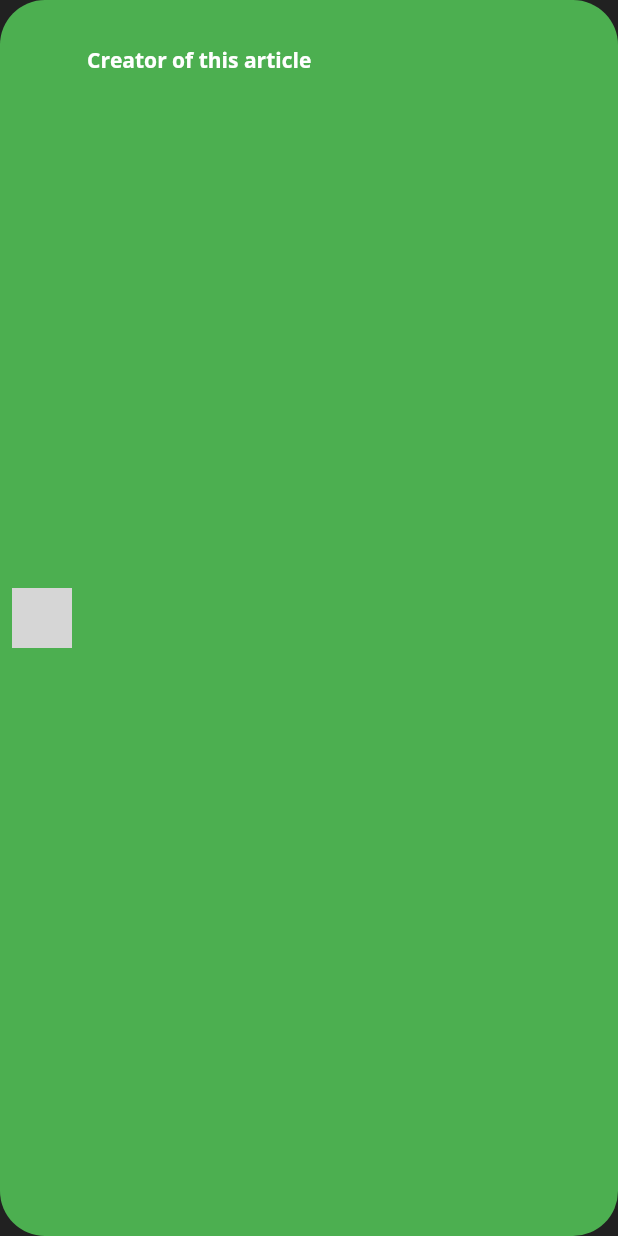
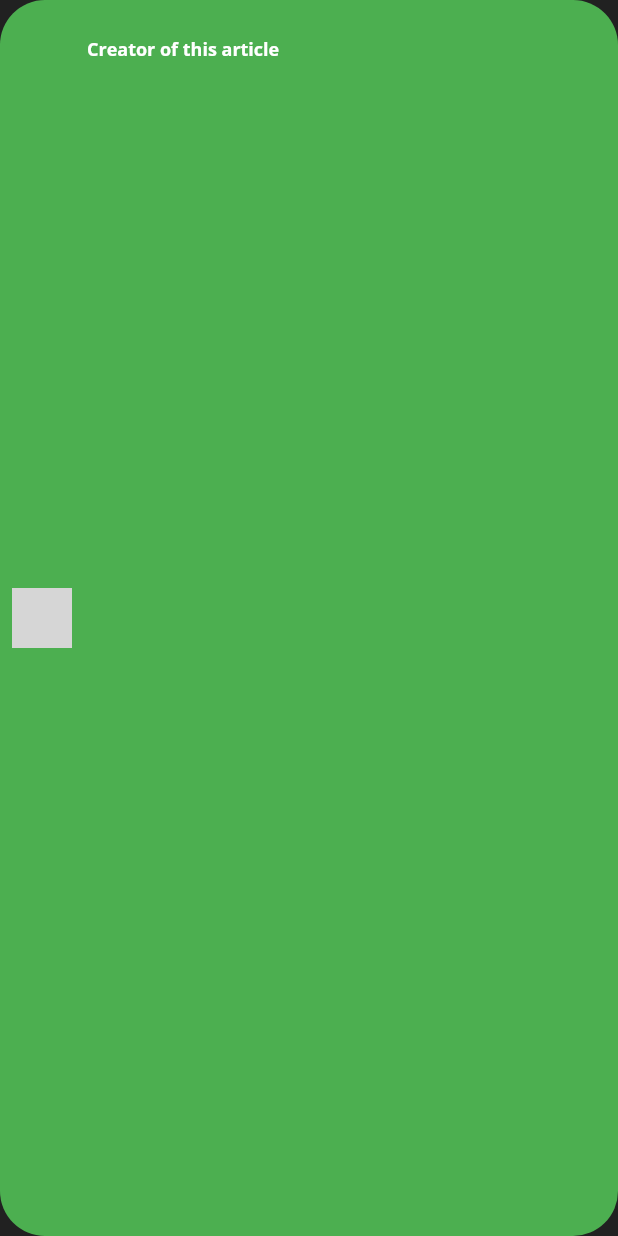
Before and after one commit to babelcoder-courses/enterprise-flutter, a Flutter app: the AuthorView widget shown alone on an empty page, opened directly with empty values, on a phone screen of 412 x 824 dp. Run offline on Flutter 3.47's test engine with Material 2 defaults, Android fonts, the light colour scheme and no system bars; our stand-ins replace auto_route, dio, flutter_dotenv, google_fonts, infinite_scroll_pagination, salomon_bottom_bar and 1 more; network calls fail; grey boxes are pictures that could not be loaded.

Commit message:
change text theme

```diff
--- a/lib/modules/articles/views/article_item_view.dart
+++ b/lib/modules/articles/views/article_item_view.dart
@@ -1,5 +1,4 @@
 import 'package:enterprise_flutter/modules/articles/models/article_item.dart';
-import 'package:enterprise_flutter/modules/shared/articles_theme.dart';
 import 'package:flutter/material.dart';
 import 'package:transparent_image/transparent_image.dart';
 import 'package:auto_route/auto_route.dart';
@@ -14,11 +13,9 @@ class ArticleItemView extends StatelessWidget {
     return ListTile(
       title: Text(
         article.title,
-        style: ArticlesTheme.dark().textTheme.bodyText1,
       ),
       subtitle: Text(
         article.category.name,
-        style: ArticlesTheme.dark().textTheme.bodyText2,
       ),
       leading: FadeInImage.memoryNetwork(
         placeholder: kTransparentImage,
--- a/lib/modules/articles/views/author_view.dart
+++ b/lib/modules/articles/views/author_view.dart
@@ -31,11 +31,9 @@ class AuthorView extends StatelessWidget {
                   children: [
                     Text(
                       author.name,
-                      style: ArticlesTheme.dark().textTheme.caption,
                     ),
-                    Text(
+                    const Text(
                       'Creator of this article',
-                      style: ArticlesTheme.dark().textTheme.bodyText1,
                     ),
                   ],
                 ),
--- a/lib/modules/shared/articles_theme.dart
+++ b/lib/modules/shared/articles_theme.dart
@@ -62,17 +62,17 @@ class ArticlesTheme {
       color: Colors.white,
     ),
     caption: GoogleFonts.openSans(
+      fontSize: 12.0,
+      fontWeight: FontWeight.w700,
+      color: Colors.white,
+    ),
+    subtitle1: GoogleFonts.openSans(
       fontSize: 16.0,
       fontWeight: FontWeight.w700,
       color: Colors.white,
     ),
-    subtitle1: GoogleFonts.openSans(
-      fontSize: 20.0,
-      fontWeight: FontWeight.w700,
-      color: Colors.white,
-    ),
     subtitle2: GoogleFonts.openSans(
-      fontSize: 18.0,
+      fontSize: 14.0,
       fontWeight: FontWeight.w700,
       color: Colors.white,
     ),
```
Also changed, not shown: lib/modules/home/screens/base_screen.dart (+4 -16 lines), 3 other files.
